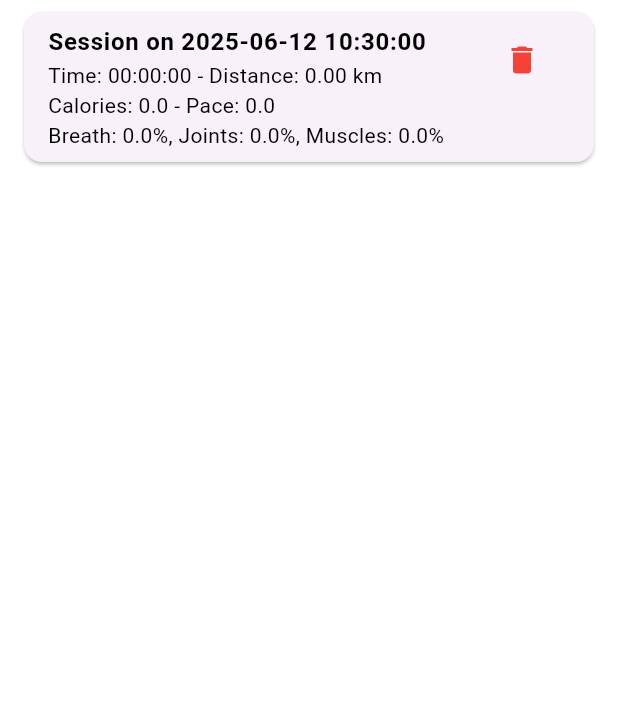
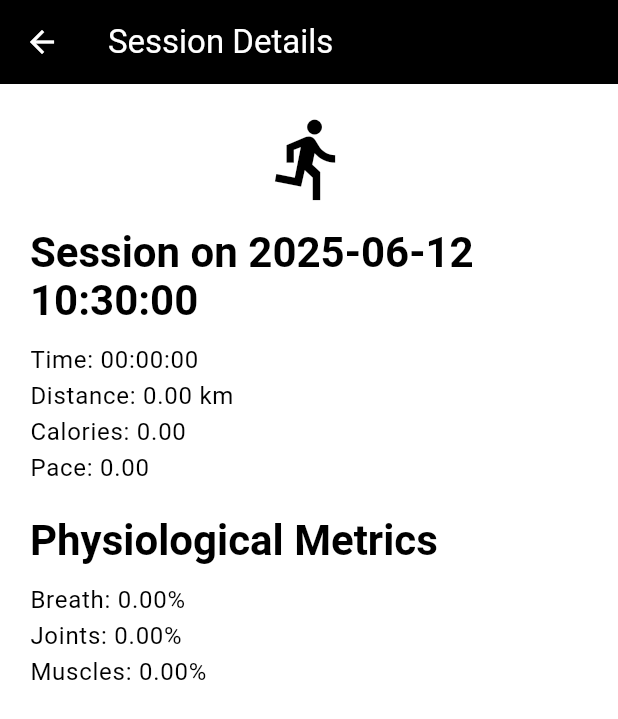
Before and after one commit to enkeleda-bardhi/runBalanced, a Flutter app: the screen it shows once a user with an empty profile is signed in, item 4 of the bottom bar chosen, on a phone screen of 412 x 824 dp. Shown: the top 719 px of the screen. Run offline on Flutter 3.47's test engine with Material 3 defaults, Android fonts, the phone set to English and light mode, and no system bars; our stand-ins replace cloud_firestore, firebase_auth, firebase_core, image_picker, jwt_decoder; accounts and stored records are empty.

Commit message:
recap style fixes and details

```diff
--- /dev/null
+++ b/run_balanced/lib/models/training_session.dart
@@ -0,0 +1,70 @@
+import 'package:cloud_firestore/cloud_firestore.dart';
+
+class TrainingSession {
+  final String id;
+  final String time;
+  final double distance;
+  final double calories;
+  final double pace;
+  final double breath;
+  final double joints;
+  final double muscles;
+  final Map<String, Map<String, double>> statesPerKm;
+  final DateTime timestamp;
+
+  TrainingSession({
+    required this.id,
+    required this.time,
+    required this.distance,
+    required this.calories,
+    required this.pace,
+    required this.breath,
+    required this.joints,
+    required this.muscles,
+    required this.statesPerKm,
+    required this.timestamp,
+  });
+
+  /// From Firestore map
+  factory TrainingSession.fromMap(
+    Map<String, dynamic> map, {
+    required String id,
+  }) {
+    return TrainingSession(
+      id: id,
+      time: map['time'] ?? '',
+      distance: (map['distance'] as num).toDouble(),
+      calories: (map['calories'] as num).toDouble(),
+      pace: (map['pace'] as num).toDouble(),
+      breath: (map['breath'] as num).toDouble(),
+      joints: (map['joints'] as num).toDouble(),
+      muscles: (map['muscles'] as num).toDouble(),
+      statesPerKm: (map['statesPerKm'] as Map<String, dynamic>).map(
+        (key, value) => MapEntry(
+          key,
+          (value as Map<String, dynamic>).map(
+            (k, v) => MapEntry(k, (v as num).toDouble()),
+          ),
+        ),
+      ),
+      timestamp: (map['timestamp'] as Timestamp).toDate(),
+    );
+  }
+
+  /// For saving to Firestore
+  Map<String, dynamic> toMap() {
+    return {
+      'time': time,
+      'distance': distance,
+      'calories': calories,
+      'pace': pace,
+      'breath': breath,
+      'joints': joints,
+      'muscles': muscles,
+      'statesPerKm': statesPerKm.map(
+        (key, value) => MapEntry(key, value.map((k, v) => MapEntry(k, v))),
+      ),
+      'timestamp': Timestamp.fromDate(timestamp),
+    };
+  }
+}
--- a/run_balanced/lib/providers/data_provider.dart
+++ b/run_balanced/lib/providers/data_provider.dart
@@ -2,6 +2,7 @@ import 'dart:async';
 import 'package:cloud_firestore/cloud_firestore.dart';
 import 'package:firebase_auth/firebase_auth.dart';
 import 'package:flutter/material.dart';
+import 'package:run_balanced/models/training_session.dart';
 import 'package:run_balanced/providers/user_profile_provider.dart';
 
 class DataProvider extends ChangeNotifier {
@@ -29,8 +30,8 @@ class DataProvider extends ChangeNotifier {
   final Map<int, Map<String, double>> statePerKm = {};
 
   // Saved sessions
-  final List<Map<String, dynamic>> savedSessions = [];
-  Map<String, dynamic>? lastSession;
+  final List<TrainingSession> savedSessions = [];
+  TrainingSession? lastSession;
 
   // Time formatting hh:mm:ss
   String get formattedTime {
@@ -154,7 +155,7 @@ class DataProvider extends ChangeNotifier {
     notifyListeners();
   }
 
-  Future<void> save() async {
+  Future<TrainingSession?> save() async {
     // If you're mid-way through a km, save a partial average
     final partialKm = distance - distance.floor();
     if (partialKm > 0.05 && breathBuffer.isNotEmpty) {
@@ -182,9 +183,9 @@ class DataProvider extends ChangeNotifier {
             .collection('TrainingSessions')
             .add(session);
 
-        session['id'] = docRef.id; // Optional: track document ID locally
-        lastSession = session;
-        savedSessions.add(session);
+        final newSession = TrainingSession.fromMap(session, id: docRef.id);
+        lastSession = newSession;
+        savedSessions.add(newSession);
         notifyListeners();
       } else {
         throw Exception('No logged in user');
@@ -192,6 +193,8 @@ class DataProvider extends ChangeNotifier {
     } catch (e) {
       debugPrint('Error saving training session: $e');
     }
+
+    return lastSession;
   }
 
   Future<void> fetchTrainingSessions() async {
@@ -209,9 +212,8 @@ class DataProvider extends ChangeNotifier {
         savedSessions.clear();
 
         for (final doc in snapshot.docs) {
-          final data = doc.data();
-          data['id'] = doc.id;
-          savedSessions.add(data);
+          final session = TrainingSession.fromMap(doc.data(), id: doc.id);
+          savedSessions.add(session);
         }
 
         notifyListeners();
@@ -233,7 +235,7 @@ class DataProvider extends ChangeNotifier {
           .doc(id)
           .delete();
 
-      savedSessions.removeWhere((session) => session['id'] == id);
+      savedSessions.removeWhere((session) => session.id == id);
       notifyListeners();
     } catch (e) {
       debugPrint('Error deleting session: $e');
--- a/run_balanced/lib/screens/challenges_screen.dart
+++ b/run_balanced/lib/screens/challenges_screen.dart
@@ -48,7 +48,7 @@ class _ChallengesScreenState extends State<ChallengesScreen> {
             ...myChallenges.map((challenge) => _buildChallengeCard(challenge)),
             const SizedBox(height: 24),
           ],
-          Text("Other Challenges", style: theme.textTheme.displayMedium),
+          Text("Challenges", style: theme.textTheme.displayMedium),
           const SizedBox(height: 8),
           ...otherChallenges.map((challenge) => _buildChallengeCard(challenge)),
         ],
--- a/run_balanced/lib/screens/recap_detail_screen.dart
+++ b/run_balanced/lib/screens/recap_detail_screen.dart
@@ -1,25 +1,62 @@
-//SELEZIONE AFFATICAMENTO
 import 'package:flutter/material.dart';
-import 'package:run_balanced/models/activity.dart';
-import '../widgets/fatigue_selector.dart';
+import 'package:intl/intl.dart';
+import 'package:run_balanced/models/training_session.dart'; // your model file path
 
 class RecapDetailScreen extends StatelessWidget {
-  final Activity activity;
+  final TrainingSession session;
 
-  RecapDetailScreen({required this.activity});
+  const RecapDetailScreen({super.key, required this.session});
 
   @override
   Widget build(BuildContext context) {
+    final theme = Theme.of(context);
+    final dateFormatted = DateFormat(
+      'yyyy-MM-dd HH:mm:ss',
+    ).format(session.timestamp);
+
     return Scaffold(
-      appBar: AppBar(title: Text("Dettagli Allenamento")),
-      body: Column(
-        children: [
-          Padding(
-            padding: const EdgeInsets.all(16.0),
-            child: Text("Seleziona una sezione da approfondire:", style: TextStyle(fontSize: 18)),
-          ),
-          FatigueSelector(activity: activity),
-        ],
+      appBar: AppBar(title: Text("Session Details")),
+      body: Padding(
+        padding: const EdgeInsets.all(20),
+        child: ListView(
+          children: [
+            Icon(Icons.directions_run, size: 60, color: theme.iconTheme.color),
+            const SizedBox(height: 16),
+            Text(
+              "Session on $dateFormatted",
+              style: theme.textTheme.displayMedium,
+            ),
+            const SizedBox(height: 12),
+            Text("Time: ${session.time}", style: theme.textTheme.bodyLarge),
+            Text(
+              "Distance: ${session.distance.toStringAsFixed(2)} km",
+              style: theme.textTheme.bodyLarge,
+            ),
+            Text(
+              "Calories: ${session.calories.toStringAsFixed(2)}",
+              style: theme.textTheme.bodyLarge,
+            ),
+            Text(
+              "Pace: ${session.pace.toStringAsFixed(2)}",
+              style: theme.textTheme.bodyLarge,
+            ),
+            const SizedBox(height: 20),
+            Text("Physiological Metrics", style: theme.textTheme.displayMedium),
+            const SizedBox(height: 12),
+            Text(
+              "Breath: ${session.breath.toStringAsFixed(2)}%",
+              style: theme.textTheme.bodyLarge,
+            ),
+            Text(
+              "Joints: ${session.joints.toStringAsFixed(2)}%",
+              style: theme.textTheme.bodyLarge,
+            ),
+            Text(
+              "Muscles: ${session.muscles.toStringAsFixed(2)}%",
+              style: theme.textTheme.bodyLarge,
+            ),
+          ],
+        ),
       ),
     );
   }
--- a/run_balanced/lib/screens/recap_screen.dart
+++ b/run_balanced/lib/screens/recap_screen.dart
@@ -1,79 +1,108 @@
-import 'package:cloud_firestore/cloud_firestore.dart';
 import 'package:flutter/material.dart';
 import 'package:intl/intl.dart';
 import 'package:provider/provider.dart';
+import 'package:run_balanced/models/training_session.dart';
 import 'package:run_balanced/providers/data_provider.dart';
+import 'package:run_balanced/screens/recap_detail_screen.dart';
 
-class RecapScreen extends StatelessWidget {
+class RecapScreen extends StatefulWidget {
+  const RecapScreen({super.key});
+
+  @override
+  _RecapScreenState createState() => _RecapScreenState();
+}
+
+class _RecapScreenState extends State<RecapScreen> {
+  late DataProvider data;
+
+  @override
+  void initState() {
+    super.initState();
+    // Fetch sessions once when screen initializes
+    // Use listen: false because we don't want to rebuild on this call
+    data = Provider.of<DataProvider>(context, listen: false);
+    data.fetchTrainingSessions();
+  }
+
   @override
   Widget build(BuildContext context) {
-    final data = Provider.of<DataProvider>(context);
-    final sessions = data.savedSessions.reversed.toList(); // most recent first
+    // Listen to DataProvider updates here
+    data = Provider.of<DataProvider>(context);
+
+    // Map savedSessions to TrainingSession objects, reversed for most recent first
+    final sessions = data.savedSessions.reversed.toList();
+
+    final theme = Theme.of(context);
 
     return Scaffold(
       body:
           sessions.isEmpty
-              ? Center(child: Text("No saved sessions"))
+              ? Center(
+                child: Text(
+                  "No saved sessions",
+                  style: theme.textTheme.titleLarge,
+                ),
+              )
               : ListView.builder(
+                padding: const EdgeInsets.all(16),
                 itemCount: sessions.length,
                 itemBuilder: (context, index) {
-                  final s = sessions[index];
-                  final date = s['timestamp'] as Timestamp?;
-                  final dateFormatted =
-                      date != null
-                          ? DateFormat(
+                  final session = sessions[index];
+                  final dateFormatted = DateFormat(
                     'yyyy-MM-dd HH:mm:ss',
-                          ).format(date.toDate())
-                          : null;
+                  ).format(session.timestamp);
+
                   return Card(
-                    margin: const EdgeInsets.symmetric(
-                      horizontal: 16,
-                      vertical: 8,
+                    color: theme.cardColor,
+                    elevation: 2,
+                    shape: RoundedRectangleBorder(
+                      borderRadius: BorderRadius.circular(12),
                     ),
+                    margin: const EdgeInsets.symmetric(vertical: 8),
                     child: ListTile(
+                      contentPadding: const EdgeInsets.all(16),
+                      leading: Icon(
+                        Icons.directions_run,
+                        color: theme.iconTheme.color,
+                        size: 32,
+                      ),
                       title: Text(
                         "Session on $dateFormatted",
-                        style: TextStyle(fontWeight: FontWeight.bold),
+                        style: theme.textTheme.bodyLarge!.copyWith(
+                          fontWeight: FontWeight.bold,
                         ),
-                      subtitle: Text(
-                        "Time: ${s['time']} - Distance: ${s['distance'].toStringAsFixed(2)} km\n"
-                        "Calories: ${s['calories']} - Pace: ${s['pace']}\n"
-                        "Breath: ${s['breath'].toStringAsFixed(1)}%, "
-                        "Joints: ${s['joints'].toStringAsFixed(1)}%, "
-                        "Muscles: ${s['muscles'].toStringAsFixed(1)}%",
                       ),
-                      isThreeLine: true,
-                      trailing: IconButton(
-                        icon: Icon(Icons.delete, color: Colors.red),
-                        onPressed: () async {
-                          final confirm = await showDialog<bool>(
-                            context: context,
-                            builder:
-                                (_) => AlertDialog(
-                                  title: Text("Confirm Deletion"),
-                                  content: Text(
-                                    "Do you really want to delete this session?",
+                      subtitle: Column(
+                        crossAxisAlignment: CrossAxisAlignment.start,
+                        children: [
+                          const SizedBox(height: 8),
+                          Text(
+                            "Time: ${session.time}  •  Distance: ${session.distance.toStringAsFixed(2)} km",
+                            style: theme.textTheme.bodyMedium,
                           ),
-                                  actions: [
-                                    TextButton(
-                                      onPressed:
-                                          () => Navigator.pop(context, false),
-                                      child: Text("Cancel"),
+                          Text(
+                            "Calories: ${session.calories.toStringAsFixed(2)}  •  Pace: ${session.pace.toStringAsFixed(2)}",
+                            style: theme.textTheme.bodyMedium,
                           ),
-                                    TextButton(
-                                      onPressed:
-                                          () => Navigator.pop(context, true),
-                                      child: Text("Delete"),
+                          Text(
+                            "Breath: ${session.breath.toStringAsFixed(2)}%, Joints: ${session.joints.toStringAsFixed(2)}%, Muscles: ${session.muscles.toStringAsFixed(2)}%",
+                            style: theme.textTheme.bodyMedium,
                           ),
                         ],
                       ),
+                      isThreeLine: true,
+                      trailing: Icon(
+                        Icons.arrow_forward_ios,
+                        color: theme.iconTheme.color,
+                      ),
+                      onTap: () {
+                        Navigator.push(
+                          context,
+                          MaterialPageRoute(
+                            builder: (_) => RecapDetailScreen(session: session),
+                          ),
                         );
-
-                          if (confirm == true) {
-                            await data.deleteSessionById(s['id']);
-                          }
                       },
-                      ),
                     ),
                   );
                 },
--- a/run_balanced/lib/screens/training_screen.dart
+++ b/run_balanced/lib/screens/training_screen.dart
@@ -1,5 +1,7 @@
 import 'package:flutter/material.dart';
 import 'package:provider/provider.dart';
+import 'package:run_balanced/screens/homepage_screen.dart';
+import 'package:run_balanced/screens/recap_detail_screen.dart';
 import 'package:run_balanced/screens/recap_screen.dart';
 import 'package:run_balanced/widgets/timer_widget.dart';
 import 'package:run_balanced/widgets/stats_row_widget.dart';
@@ -36,11 +38,13 @@ class TrainingScreen extends StatelessWidget {
               onReset: data.reset,
               onStopSave: () async {
                 try {
-                  await data.save(); // save the data
-                  if (context.mounted) {
+                  final session = await data.save(); // save the data
+                  if (context.mounted && session != null) {
                     Navigator.push(
                       context,
-                      MaterialPageRoute(builder: (_) => RecapScreen()),
+                      MaterialPageRoute(
+                        builder: (_) => RecapDetailScreen(session: session),
+                      ),
                     );
                   }
                 } catch (e) {
```
Also changed, not shown: run_balanced/lib/screens/homepage_screen.dart (+10 -2 lines), run_balanced/lib/widgets/recap_activity_card.dart (+33 -33 lines). Lines whose indentation alone changed are shown as unchanged.
